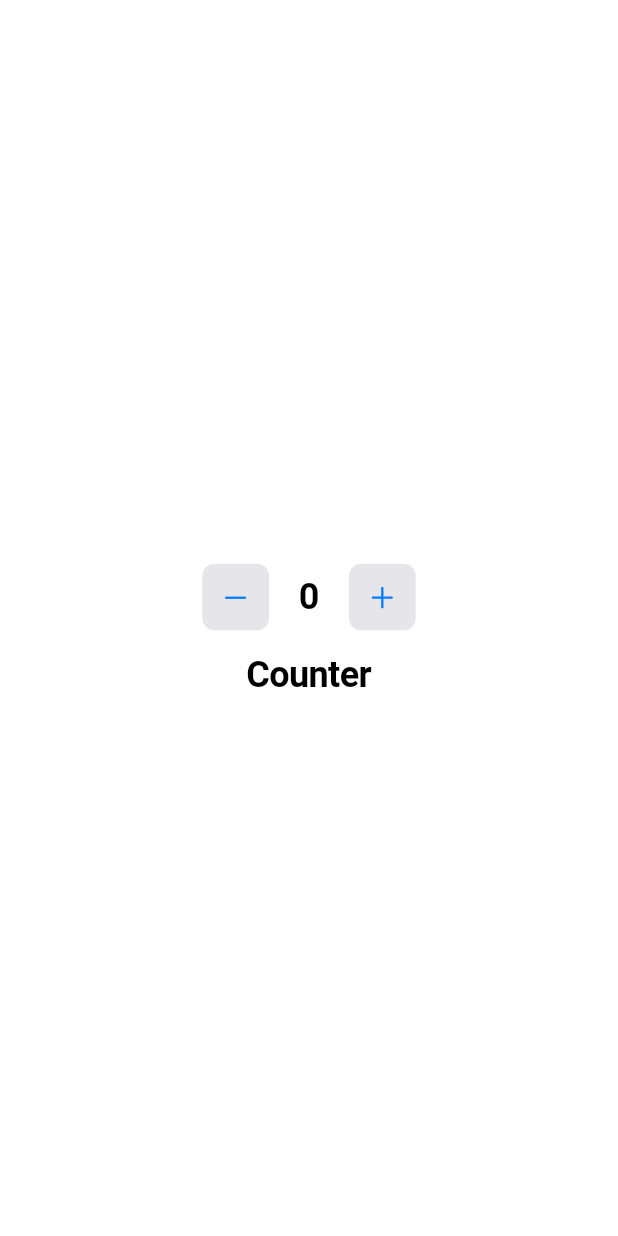
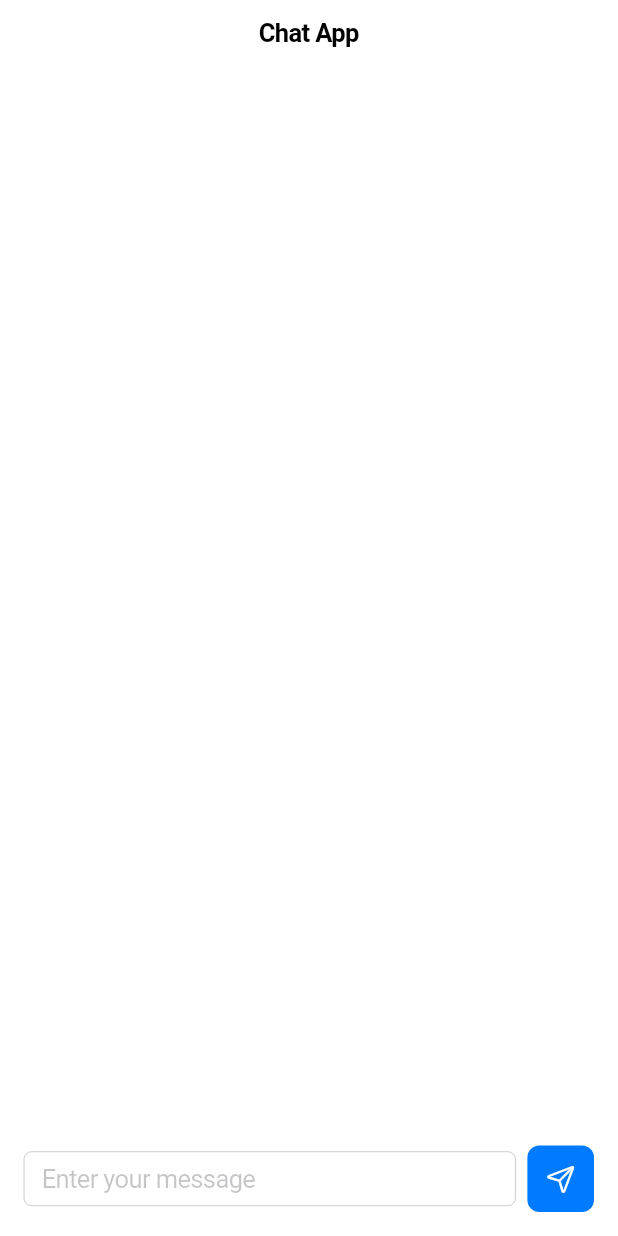
Before and after one commit to SwiftyJunnos/Clean-GetX-Example, a Flutter app: the screen it shows after launch, on a phone screen of 412 x 824 dp. Run offline on Flutter 3.47's test engine with Material 3 defaults, Android fonts, the phone set to English and light mode, and no system bars; our stand-ins replace get, logger.

Commit message:
Updated to chat app

```diff
--- /dev/null
+++ b/lib/domain/chat_usecase.dart
@@ -0,0 +1,16 @@
+import '../data/chat_repository.dart';
+
+abstract interface class ChatUseCase {
+  Stream<String> completion(String message);
+}
+
+class LiveChatUseCase implements ChatUseCase {
+  final ChatRepository chatRepository;
+
+  LiveChatUseCase({required this.chatRepository});
+
+  @override
+  Stream<String> completion(String message) async* {
+    yield* chatRepository.completion(message);
+  }
+}
--- a/lib/main.dart
+++ b/lib/main.dart
@@ -1,8 +1,7 @@
 import 'package:flutter/cupertino.dart';
-
 import 'package:get/get.dart';
 
-import 'presentation/counter_page.dart';
+import 'presentation/chat_page.dart';
 
 void main() {
   runApp(const MainApp());
@@ -13,6 +12,6 @@ class MainApp extends StatelessWidget {
 
   @override
   Widget build(BuildContext context) {
-    return GetCupertinoApp(home: const CounterPage());
+    return GetCupertinoApp(home: const ChatPage());
   }
 }
--- /dev/null
+++ b/lib/presentation/chat_controller.dart
@@ -0,0 +1,22 @@
+import 'package:flutter/cupertino.dart';
+import 'package:get/get.dart';
+
+import '../domain/chat_usecase.dart';
+
+class ChatController extends GetxController {
+  final ChatUseCase chatUseCase;
+  final TextEditingController messageController = TextEditingController();
+
+  final resultChat = ''.obs;
+
+  ChatController({required this.chatUseCase});
+
+  Future<void> sendMessage(String message) async {
+    resultChat.value = '';
+    messageController.clear();
+
+    await for (final chunk in chatUseCase.completion(message)) {
+      resultChat.value += chunk;
+    }
+  }
+}
--- /dev/null
+++ b/lib/presentation/chat_page.dart
@@ -0,0 +1,18 @@
+import 'package:flutter/cupertino.dart';
+
+import 'package:get/get.dart';
+
+import 'chat_controller.dart';
+import 'chat_view.dart';
+
+class ChatPage extends GetView<ChatController> {
+  const ChatPage({super.key});
+
+  @override
+  Widget build(BuildContext context) {
+    return CupertinoPageScaffold(
+      navigationBar: const CupertinoNavigationBar(middle: Text('Chat App')),
+      child: SafeArea(child: ChatView()),
+    );
+  }
+}
--- /dev/null
+++ b/lib/presentation/chat_view.dart
@@ -0,0 +1,74 @@
+import 'package:clean_getx_example/data/chat_repository.dart';
+import 'package:flutter/cupertino.dart';
+import 'package:get/get.dart';
+
+import 'chat_controller.dart';
+import '../domain/chat_usecase.dart';
+
+class ChatView extends StatelessWidget {
+  const ChatView({super.key});
+
+  @override
+  Widget build(BuildContext context) {
+    final controller = Get.put(
+      ChatController(
+        chatUseCase: LiveChatUseCase(chatRepository: DemoChatRepository()),
+      ),
+    );
+
+    return Column(
+      children: [
+        Expanded(
+          child: Padding(
+            padding: const EdgeInsets.all(16.0),
+            child: Align(
+              alignment: Alignment.topLeft,
+              child: Obx(
+                () => Text(
+                  controller.resultChat.value,
+                  textAlign: TextAlign.left,
+                  style: const TextStyle(
+                    fontSize: 16,
+                    color: CupertinoColors.darkBackgroundGray,
+                  ),
+                ),
+              ),
+            ),
+          ),
+        ),
+        const Spacer(),
+        Padding(
+          padding: const EdgeInsets.all(16.0),
+          child: Row(
+            children: [
+              Expanded(
+                child: CupertinoTextField(
+                  controller: controller.messageController,
+                  placeholder: 'Enter your message',
+                  padding: const EdgeInsets.symmetric(
+                    horizontal: 12,
+                    vertical: 8,
+                  ),
+                ),
+              ),
+              const SizedBox(width: 8),
+              CupertinoButton(
+                padding: const EdgeInsets.all(12),
+                borderRadius: BorderRadius.circular(8),
+                color: CupertinoColors.systemBlue,
+                onPressed:
+                    () => controller.sendMessage(
+                      controller.messageController.text,
+                    ),
+                child: const Icon(
+                  CupertinoIcons.paperplane,
+                  color: CupertinoColors.white,
+                ),
+              ),
+            ],
+          ),
+        ),
+      ],
+    );
+  }
+}
--- a/lib/presentation/counter_controller.dart
+++ /dev/null
@@ -1,15 +0,0 @@
-import 'package:get/get.dart';
-
-class CounterController extends GetxController {
-  final count = 0.obs;
-
-  void increment() {
-    count.value++;
-  }
-
-  void decrement() {
-    if (count.value > 0) {
-      count.value--;
-    }
-  }
-}
--- a/lib/presentation/counter_page.dart
+++ /dev/null
@@ -1,15 +0,0 @@
-import 'package:flutter/cupertino.dart';
-
-import 'package:get/get.dart';
-
-import 'counter_controller.dart';
-import 'counter_view.dart';
-
-class CounterPage extends GetView<CounterController> {
-  const CounterPage({super.key});
-
-  @override
-  Widget build(BuildContext context) {
-    return CupertinoPageScaffold(child: const SafeArea(child: CounterView()));
-  }
-}
--- a/lib/presentation/counter_view.dart
+++ /dev/null
@@ -1,65 +0,0 @@
-import 'package:flutter/cupertino.dart';
-import 'package:get/get.dart';
-
-import 'counter_controller.dart';
-
-class CounterView extends StatelessWidget {
-  const CounterView({super.key});
-
-  @override
-  Widget build(BuildContext context) {
-    final controller = Get.put(CounterController());
-
-    return Center(
-      child: Column(
-        mainAxisAlignment: MainAxisAlignment.center,
-        children: [
-          Container(
-            padding: const EdgeInsets.all(16),
-            child: Row(
-              mainAxisSize: MainAxisSize.min,
-              children: [
-                stepperButton(
-                  icon: CupertinoIcons.minus,
-                  onPressed: controller.decrement,
-                ),
-                const SizedBox(width: 20),
-                Obx(
-                  () => Text(
-                    '${controller.count.value}',
-                    style: const TextStyle(
-                      fontSize: 24,
-                      fontWeight: FontWeight.bold,
-                    ),
-                  ),
-                ),
-                const SizedBox(width: 20),
-                stepperButton(
-                  icon: CupertinoIcons.add,
-                  onPressed: controller.increment,
-                ),
-              ],
-            ),
-          ),
-          const Text(
-            'Counter',
-            style: TextStyle(fontSize: 24, fontWeight: FontWeight.bold),
-          ),
-        ],
-      ),
-    );
-  }
-
-  Widget stepperButton({
-    required IconData icon,
-    required VoidCallback onPressed,
-  }) {
-    return CupertinoButton(
-      padding: const EdgeInsets.all(12),
-      borderRadius: BorderRadius.circular(8),
-      color: CupertinoColors.systemGrey5,
-      onPressed: onPressed,
-      child: Icon(icon, color: CupertinoColors.systemBlue),
-    );
-  }
-}
--- a/pubspec.yaml
+++ b/pubspec.yaml
@@ -10,6 +10,7 @@ dependencies:
   flutter:
     sdk: flutter
   get: ^4.7.2
+  logger: ^2.5.0
 
 dev_dependencies:
   flutter_test:
```
Also changed, not shown: lib/data/chat_repository.dart (added, +57 -0 lines), pubspec.lock, 1 other file.
